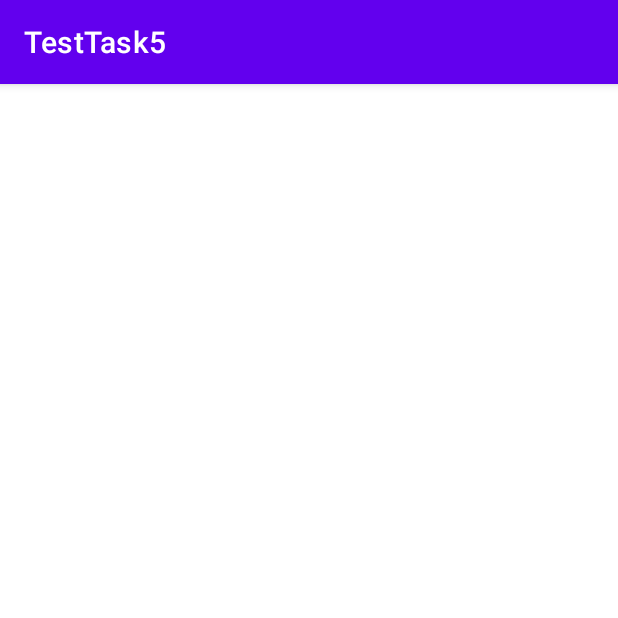
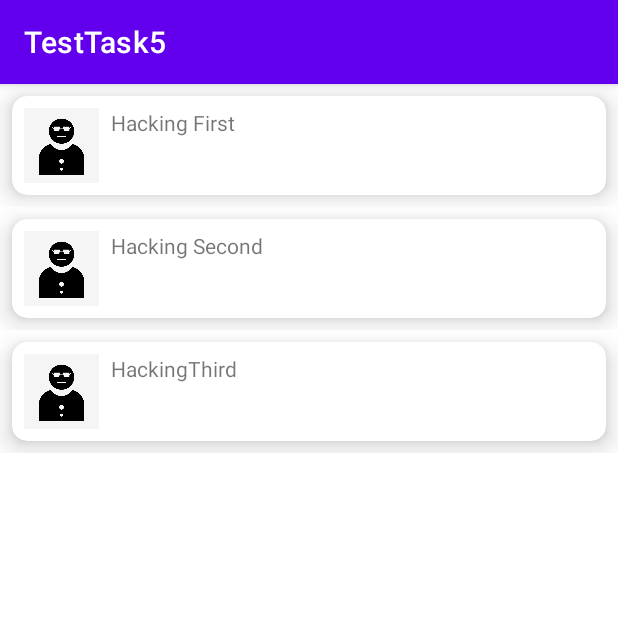
Before and after one commit to HryzhukKyrylo/TestTask5, an Android app: the ListUsersScreenFragment screen opened through its navigation route, on a phone screen of 412 x 824 dp, the top half of it. Run offline under Robolectric (Android 15) with nearby library versions, the phone set to English and light mode, and no system bars; our stand-ins replace Dagger/Hilt's generated code.

Commit message:
add Repository and UI Chat , UI User

```diff
--- a/app/src/main/java/com/natife/testtask5/data/model/UsersReceivedDto.kt
+++ b/app/src/main/java/com/natife/testtask5/data/model/UsersReceivedDto.kt
@@ -1,5 +1,9 @@
 package model
+
+import android.os.Parcelable
+import kotlinx.android.parcel.Parcelize
 
 data class UsersReceivedDto(val users: List<User>) : Payload
 
-data class User(val id: String, val name: String)
+@Parcelize
+data class User(val id: String, val name: String):Parcelable
--- /dev/null
+++ b/app/src/main/java/com/natife/testtask5/data/repository/Repository.kt
@@ -0,0 +1,11 @@
+package com.natife.testtask5.data.repository
+
+import kotlinx.coroutines.flow.SharedFlow
+import model.User
+
+interface Repository {
+    suspend fun connect(nickname: String)
+    fun fetchUsers()
+    fun getUsers(): SharedFlow<List<User>>
+
+}
--- a/app/src/main/java/com/natife/testtask5/data/repository/SharedRepositoryImpl.kt
+++ b/app/src/main/java/com/natife/testtask5/data/repository/SharedRepositoryImpl.kt
@@ -1,32 +1,29 @@
 package com.natife.testtask5.data.repository
 
-import android.util.Log
-import androidx.lifecycle.LiveData
-import kotlinx.coroutines.channels.awaitClose
-import kotlinx.coroutines.flow.Flow
-import kotlinx.coroutines.flow.channelFlow
-import kotlinx.coroutines.flow.collect
-import kotlinx.coroutines.flow.flow
+import kotlinx.coroutines.flow.SharedFlow
 import model.User
-import model.UsersReceivedDto
 import javax.inject.Inject
-
 
 class SharedRepositoryImpl @Inject constructor(
     private val connectToServer: ConnectServerRepository,
     private val workWithServer: WorkServerRepository
-) {
+) : Repository {
 
-    val users = workWithServer.users
+//    val users = workWithServer.users
 
-    suspend fun connect(nickname: String): String {
+    override suspend fun connect(nickname: String) {
         connectToServer.sendPacket()
         connectToServer.stopSend()
-        val id = workWithServer.connectSocket(connectToServer.getIp(), nickname)
-        return id
+        workWithServer.connectSocket(connectToServer.getIp(), nickname)
     }
 
-    fun fetchUsers() {
+
+    override fun fetchUsers() {
         workWithServer.fetchUsers()
     }
+
+    override fun getUsers(): SharedFlow<List<User>> =
+        workWithServer.users
+
+
 }
--- a/app/src/main/java/com/natife/testtask5/data/repository/WorkServerRepository.kt
+++ b/app/src/main/java/com/natife/testtask5/data/repository/WorkServerRepository.kt
@@ -1,9 +1,6 @@
 package com.natife.testtask5.data.repository
 
-import android.icu.lang.UCharacter.GraphemeClusterBreak.T
 import android.util.Log
-import androidx.lifecycle.LiveData
-import androidx.lifecycle.MutableLiveData
 import com.google.gson.Gson
 import com.natife.testtask5.util.CustomScope
 import kotlinx.coroutines.*
@@ -30,21 +27,20 @@ class WorkServerRepository {
     private val reader: BufferedReader by lazy { BufferedReader(InputStreamReader(mSocket.getInputStream())) }
 
     private val port = 6666
-    private var id = ""
-    private var nameDto = ""
+//    private var id = ""
+    private var id = "192.168.1.103"
+//    private var nameDto = ""
+    private var nameDto = "NickName"
     private val gson = Gson()
 
-//    private val _users = MutableStateFlow<UsersReceivedDto>()
     private val _users = MutableSharedFlow<List<User>>(replay = 1, extraBufferCapacity = 10, onBufferOverflow = BufferOverflow.DROP_OLDEST)
     val users : SharedFlow<List<User>> = _users
 
-    suspend fun connectSocket(ip: String, nickname: String): String {
+    fun connectSocket(ip: String, nickname: String) {
         mSocket = Socket(InetAddress.getByName(ip), port)
         nameDto = nickname
         startListen()
-        return id
     }
-
 
     private fun sendConnect() {
         val connect: String = gson.toJson(ConnectDto(id = id, name = nameDto))
@@ -115,13 +111,11 @@ class WorkServerRepository {
         Log.i("TAG", "WorkServerRepository/fetchUsers: sendMessage - GET_USERS")
     }
 
-    fun disconnect() {
-        reader.close()
-        writer.close()
-        mSocket.close()
-        mSocket = null
-        scope.stop()
-    }
-
-
+//    fun disconnect() {
+//        reader.close()
+//        writer.close()
+//        mSocket.close()
+//        mSocket = null
+//        scope.stop()
+//    }
 }
--- a/app/src/main/java/com/natife/testtask5/di/AppModule.kt
+++ b/app/src/main/java/com/natife/testtask5/di/AppModule.kt
@@ -2,6 +2,7 @@ package com.natife.testtask5.di
 
 
 import com.natife.testtask5.data.repository.ConnectServerRepository
+import com.natife.testtask5.data.repository.Repository
 import com.natife.testtask5.data.repository.SharedRepositoryImpl
 import com.natife.testtask5.data.repository.WorkServerRepository
 import dagger.Module
@@ -24,8 +25,7 @@ class AppModule {
 
     @Provides
     @Singleton
-    fun provideSharedRepository(connect : ConnectServerRepository, workWithServer: WorkServerRepository) =
+    fun provideSharedRepository(connect : ConnectServerRepository, workWithServer: WorkServerRepository) :Repository =
         SharedRepositoryImpl(connect, workWithServer)
 
-
 }
--- a/app/src/main/java/com/natife/testtask5/ui/chatscreen/ChatScreenFragment.kt
+++ b/app/src/main/java/com/natife/testtask5/ui/chatscreen/ChatScreenFragment.kt
@@ -5,10 +5,13 @@ import androidx.fragment.app.Fragment
 import android.view.LayoutInflater
 import android.view.View
 import android.view.ViewGroup
+import androidx.fragment.app.viewModels
 import com.natife.testtask5.databinding.FragmentChatScreenBinding
+import com.natife.testtask5.ui.chatscreen.viewmodel.ChatViewModel
 
 class ChatScreenFragment : Fragment() {
     private var binding: FragmentChatScreenBinding? = null
+    private val chatViewModel: ChatViewModel by viewModels()
 
     override fun onCreateView(
         inflater: LayoutInflater, container: ViewGroup?,
@@ -16,6 +19,7 @@ class ChatScreenFragment : Fragment() {
     ): View ?{
         binding = FragmentChatScreenBinding.inflate(inflater, container, false)
         return binding?.root
+
     }
 
     override fun onDestroyView() {
--- /dev/null
+++ b/app/src/main/java/com/natife/testtask5/ui/chatscreen/adapter/ChatAdapter.kt
@@ -0,0 +1,4 @@
+package com.natife.testtask5.ui.chatscreen.adapter
+
+class ChatAdapter {
+}
--- a/app/src/main/java/com/natife/testtask5/ui/listusersscreen/ListUsersScreenFragment.kt
+++ b/app/src/main/java/com/natife/testtask5/ui/listusersscreen/ListUsersScreenFragment.kt
@@ -5,8 +5,11 @@ import android.util.Log
 import android.view.LayoutInflater
 import android.view.View
 import android.view.ViewGroup
+import androidx.core.os.bundleOf
 import androidx.fragment.app.Fragment
 import androidx.fragment.app.viewModels
+import androidx.navigation.fragment.findNavController
+import com.natife.testtask5.R
 import com.natife.testtask5.databinding.FragmentListUsersScreenBinding
 import com.natife.testtask5.ui.listusersscreen.adapter.CustomRecyclerAdapter
 import com.natife.testtask5.ui.listusersscreen.viewmodel.UserViewModel
@@ -18,7 +21,7 @@ class ListUsersScreenFragment : Fragment() {
 
     private var binding: FragmentListUsersScreenBinding? = null
     private val viewModel: UserViewModel by viewModels()
-    private val adapter by lazy { CustomRecyclerAdapter() }
+    private lateinit var adapter: CustomRecyclerAdapter
 
     override fun onCreateView(
         inflater: LayoutInflater, container: ViewGroup?,
@@ -40,11 +43,15 @@ class ListUsersScreenFragment : Fragment() {
 
             if(!it.isNullOrEmpty()) adapter.updateLiseUsers(it)
         }
-        viewModel.fetchUsers()
+//        viewModel.fetchUsers()
 
     }
 
     private fun initAdapter() {
+        adapter = CustomRecyclerAdapter { user ->
+            var bundle = bundleOf("photo" to user)
+            findNavController().navigate(R.id.action_listUsersScreenFragment_to_chatScreenFragment, bundle)
+        }
         binding?.recyclerView?.adapter = adapter
     }
 
--- a/app/src/main/java/com/natife/testtask5/ui/listusersscreen/adapter/CustomRecyclerAdapter.kt
+++ b/app/src/main/java/com/natife/testtask5/ui/listusersscreen/adapter/CustomRecyclerAdapter.kt
@@ -1,29 +1,39 @@
 package com.natife.testtask5.ui.listusersscreen.adapter
 
+import android.util.Log
 import android.view.LayoutInflater
 import android.view.View
 import android.view.ViewGroup
 import androidx.recyclerview.widget.RecyclerView
 import com.natife.testtask5.R
+import com.natife.testtask5.databinding.ItemListBinding
 import kotlinx.android.synthetic.main.item_list.view.*
 import model.User
 
-class CustomRecyclerAdapter: RecyclerView.Adapter<CustomRecyclerAdapter.CustomViewHolder> (){
+class CustomRecyclerAdapter(val itemClick: (User) -> Unit): RecyclerView.Adapter<CustomRecyclerAdapter.CustomViewHolder> (){
     private var listUsers : List<User> = listOf()
 
-    class CustomViewHolder(view : View) : RecyclerView.ViewHolder(view){
-        val nameText = view.nameTextView
 
+    inner class CustomViewHolder(private val binding: ItemListBinding) : RecyclerView.ViewHolder(binding.root){
+
+        fun bind(user: User){
+          with(binding){
+              nameTextView.text = user.name
+              cardItem.setOnClickListener {
+                  itemClick(user)
+                  Log.i("TAG", "setOnClickListener: user ")
+              }
+          }
+        }
     }
 
     override fun onCreateViewHolder(parent: ViewGroup, viewType: Int): CustomViewHolder {
-        val itemView = LayoutInflater.from(parent.context).inflate(R.layout.item_list, parent, false)
-        return CustomViewHolder(itemView)
-
+        val binding = ItemListBinding.inflate(LayoutInflater.from(parent.context), parent, false)
+        return CustomViewHolder(binding)
     }
 
     override fun onBindViewHolder(holder: CustomViewHolder, position: Int) {
-        holder.nameText.text = listUsers[position].name
+        holder.bind(listUsers[position])
     }
 
     override fun getItemCount() = listUsers.size
--- a/app/src/main/java/com/natife/testtask5/ui/listusersscreen/viewmodel/UserViewModel.kt
+++ b/app/src/main/java/com/natife/testtask5/ui/listusersscreen/viewmodel/UserViewModel.kt
@@ -1,6 +1,7 @@
 package com.natife.testtask5.ui.listusersscreen.viewmodel
 
 import androidx.lifecycle.*
+import com.natife.testtask5.data.repository.Repository
 import com.natife.testtask5.data.repository.SharedRepositoryImpl
 import dagger.hilt.android.lifecycle.HiltViewModel
 import kotlinx.coroutines.Dispatchers
@@ -8,19 +9,33 @@ import kotlinx.coroutines.flow.collect
 import kotlinx.coroutines.launch
 import kotlinx.coroutines.withContext
 import model.User
+import okhttp3.Dispatcher
 import javax.inject.Inject
 
 @HiltViewModel
 class UserViewModel @Inject constructor(
-    private val repository: SharedRepositoryImpl
+    private val repository: Repository
 ) : ViewModel() {
 
     init {
         viewModelScope.launch(Dispatchers.IO) {
-            repository.users.collect {
-                withContext(Dispatchers.Main) {
-                    _users.value = it
-                }
+//            repository.users.collect {
+//                withContext(Dispatchers.Main) {
+//                    _users.value = it
+//                }
+//            }
+//            repository.getUsers().collect{
+//                withContext(Dispatchers.Main){
+//                    _users.value = it
+//                }
+//            }
+            // Test
+            withContext(Dispatchers.Main){
+                _users.value = listOf(
+                    User(id = "11/111/111",name="Hacking First"),
+                    User(id = "222/2222/22",name="Hacking Second"),
+                    User(id = "333/333/",name="HackingThird"),
+                )
             }
         }
     }
--- a/app/src/main/res/layout/item_list.xml
+++ b/app/src/main/res/layout/item_list.xml
@@ -1,20 +1,50 @@
 <?xml version="1.0" encoding="utf-8"?>
-<androidx.constraintlayout.widget.ConstraintLayout xmlns:android="http://schemas.android.com/apk/res/android"
+<FrameLayout xmlns:android="http://schemas.android.com/apk/res/android"
     xmlns:app="http://schemas.android.com/apk/res-auto"
     xmlns:tools="http://schemas.android.com/tools"
     android:layout_width="match_parent"
     android:layout_height="wrap_content">
 
-    <TextView
-        android:id="@+id/nameTextView"
-        android:layout_width="0dp"
+    <com.google.android.material.card.MaterialCardView
+        android:id="@+id/cardItem"
+        android:layout_width="match_parent"
         android:layout_height="wrap_content"
-        android:layout_marginStart="8dp"
-        android:layout_marginTop="8dp"
-        android:layout_marginEnd="8dp"
-        android:text="TextView"
+        android:layout_margin="8dp"
+        android:background="?android:selectableItemBackground"
+        android:clickable="true"
+        app:cardCornerRadius="10dp"
+        app:cardElevation="10dp"
         app:layout_constraintBottom_toBottomOf="parent"
         app:layout_constraintEnd_toEndOf="parent"
+        app:layout_constraintHorizontal_bias="0.5"
         app:layout_constraintStart_toStartOf="parent"
-        app:layout_constraintTop_toTopOf="parent" />
-</androidx.constraintlayout.widget.ConstraintLayout>
+        app:layout_constraintTop_toTopOf="parent">
+
+        <androidx.constraintlayout.widget.ConstraintLayout
+            android:layout_width="match_parent"
+            android:layout_height="match_parent">
+
+
+            <ImageView
+                android:id="@+id/imageView"
+                android:layout_width="50dp"
+                android:layout_height="50dp"
+                android:layout_marginStart="8dp"
+                android:layout_marginTop="8dp"
+                android:layout_marginBottom="8dp"
+                app:layout_constraintBottom_toBottomOf="parent"
+                app:layout_constraintStart_toStartOf="parent"
+                app:layout_constraintTop_toTopOf="parent"
+                app:srcCompat="@drawable/ic_chat_person" />
+
+            <TextView
+                android:id="@+id/nameTextView"
+                android:layout_width="wrap_content"
+                android:layout_height="wrap_content"
+                android:layout_marginStart="8dp"
+                android:text="TextView"
+                app:layout_constraintStart_toEndOf="@+id/imageView"
+                app:layout_constraintTop_toTopOf="@+id/imageView" />
+        </androidx.constraintlayout.widget.ConstraintLayout>
+    </com.google.android.material.card.MaterialCardView>
+</FrameLayout>
```
Also changed, not shown: app/src/main/java/com/natife/testtask5/ui/chatscreen/viewmodel/ChatViewModel.kt (added, +13 -0 lines), app/src/main/java/com/natife/testtask5/ui/loginscreen/LoginScreenFragment.kt (+2 -11 lines), app/src/main/java/com/natife/testtask5/ui/loginscreen/viewmodel/LoginViewModel.kt (+5 -4 lines), app/src/main/res/layout/fragment_chat_screen.xml (+76 -5 lines), app/src/main/res/drawable-v24/ic_chat_person.jpg (added).
